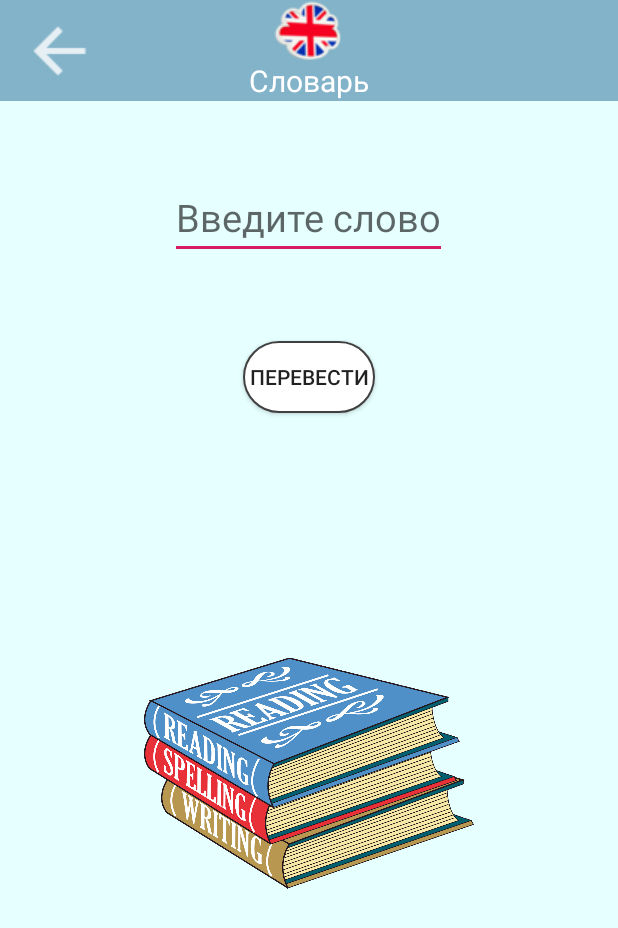
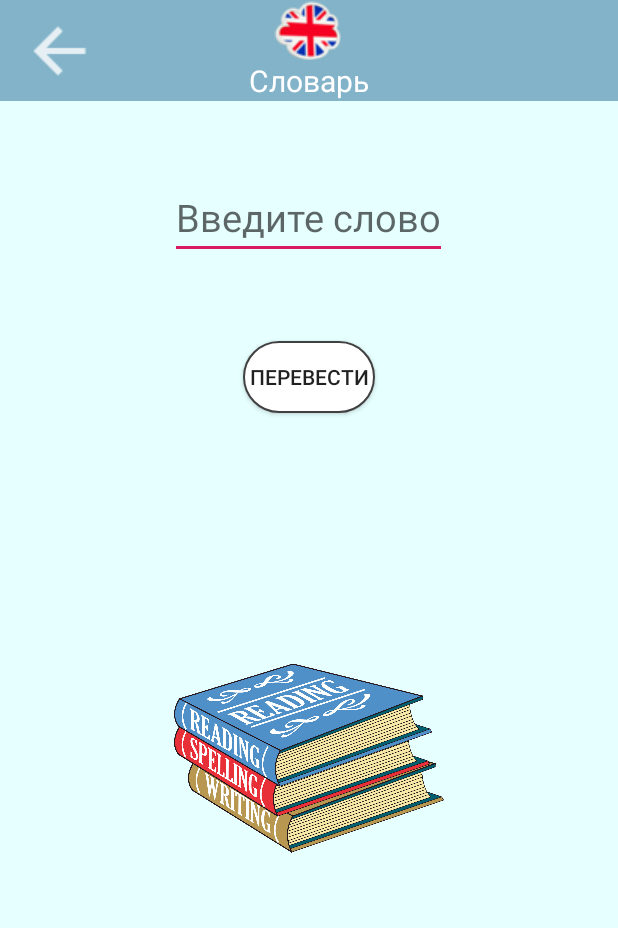
Before and after one commit to GolzitskyNikolay/learnEnglish, an Android app: the Dictionary screen opened directly, with no data from a screen before it, on a phone screen of 412 x 824 dp. Shown: the top 928 px of the screen. Run offline under Robolectric (Android 15) with nearby library versions, the phone set to English and light mode, and no system bars; network calls fail.

Commit message:
изменил размеры, чтобы не скролилось в xhdpi

```diff
--- a/app/src/main/res/layout/activity_dictionary.xml
+++ b/app/src/main/res/layout/activity_dictionary.xml
@@ -75,12 +75,13 @@
                 android:textSize="25sp" />
 
             <ImageView
-                android:layout_width="220dp"
-                android:layout_height="220dp"
-                android:src="@drawable/dictionary_big"
+                android:layout_width="200dp"
+                android:layout_height="200dp"
+                android:layout_below="@id/button_dictionary"
+                android:layout_centerHorizontal="true"
                 android:layout_marginTop="130dp"
-                android:layout_below="@id/button_dictionary"
-                android:layout_centerHorizontal="true"/>
+                android:padding="10dp"
+                android:src="@drawable/dictionary_big" />
 
         </RelativeLayout>
 
--- a/app/src/main/res/layout/activity_learn_words.xml
+++ b/app/src/main/res/layout/activity_learn_words.xml
@@ -44,7 +44,9 @@
                 android:layout_height="wrap_content"
                 android:layout_below="@id/next_word"
                 android:layout_centerHorizontal="true"
-                android:layout_marginTop="20dp"
+                android:layout_marginTop="-10dp"
+                android:paddingBottom="10dp"
+                android:scaleType="fitEnd"
                 android:src="@drawable/learn_words_park_background" />
 
             <TextView
```
Also changed, not shown: app/src/main/res/layout/activity_choose_test.xml (+5 -3 lines), app/src/main/res/layout/activity_settings.xml (+5 -4 lines).
